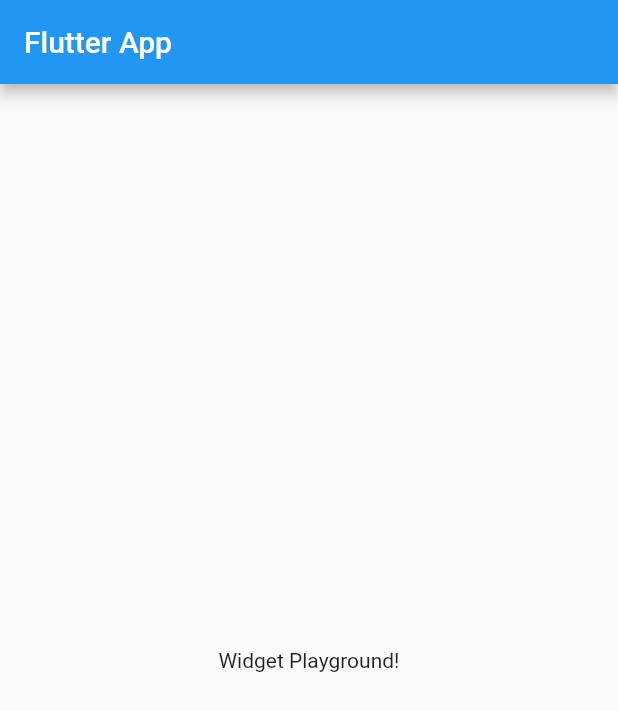
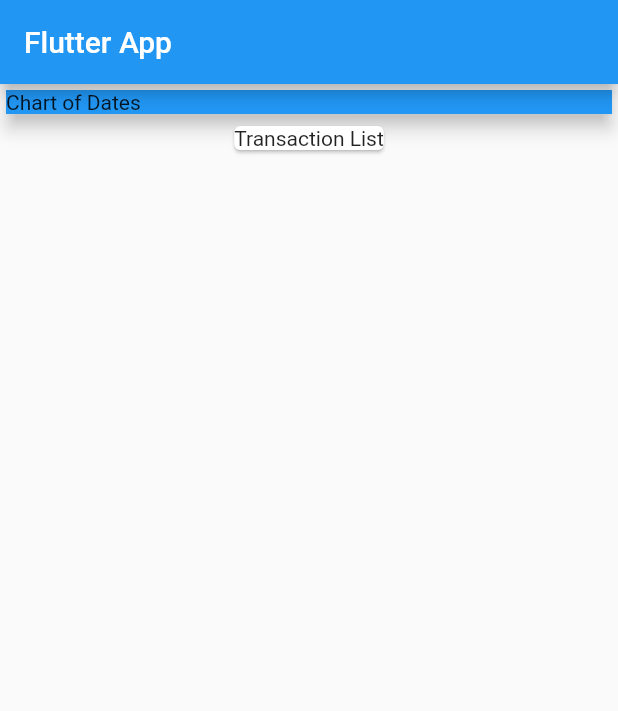
Before and after one commit to richard-k-hughes/expense_planner, a Flutter app: the screen it shows after launch, on a phone screen of 412 x 824 dp. Shown: the top 711 px of the screen. Run offline on Flutter 3.47's test engine with Material 2 defaults, Android fonts, the phone set to English and light mode, and no system bars.

Commit message:
Starting baseline for calander chart and transaction list

```diff
--- a/lib/main.dart
+++ b/lib/main.dart
@@ -19,8 +19,27 @@ class MyHomePage extends StatelessWidget {
       appBar: AppBar(
         title: Text('Flutter App'),
       ),
-      body: Center(
-        child: Text('Widget Playground!'),
+      body: Column(
+        // Column takes the width of the widest child
+        children: <Widget>[
+          // Card takes the childs width unless there is a parent with a clearly defined width. See the two cards below!
+          Card(
+            // Card will takes the width of the child
+            child: Container(
+              child: Text('Chart of Dates'),
+              width: double.infinity,
+              color: Colors.blue,
+            ),
+            elevation: 5,
+          ),
+          Container(
+            // width: double.infinity,
+            child: Card(
+              // Card also takes the width of the parent
+              child: Text('Transaction List'),
+            ),
+          )
+        ],
       ),
     );
   }
```
